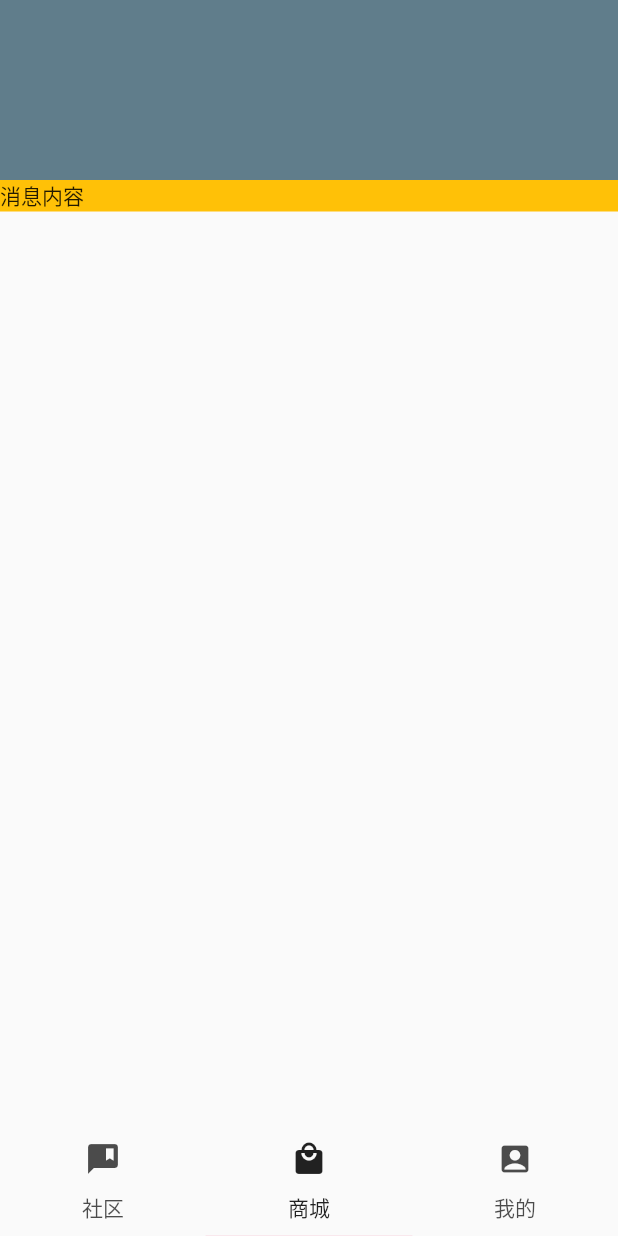
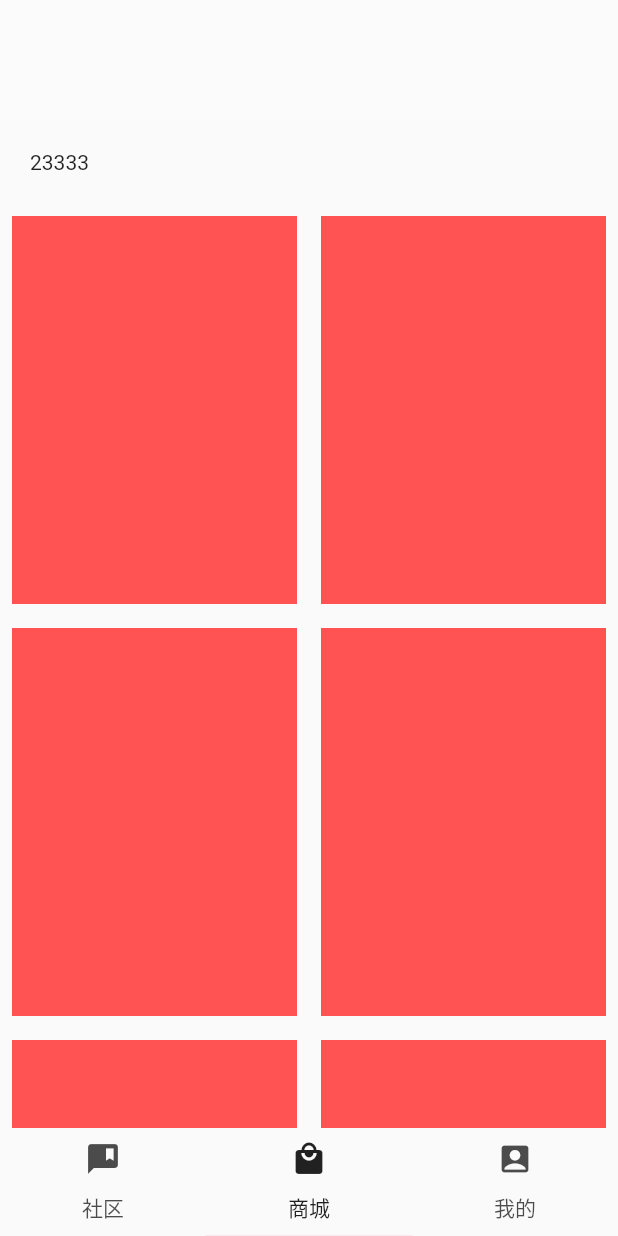
Before and after one commit to InvisibleFuture/flutterbbs, a Flutter app: the screen it shows after launch, item 2 of the bottom bar chosen, on a phone screen of 412 x 824 dp. Run offline on Flutter 3.47's test engine with Material 2 defaults, Android fonts, the light colour scheme and no system bars; our stand-ins replace extended_image; network calls fail.

Commit message:
商城列表

```diff
--- a/lib/pages/home/index.dart
+++ b/lib/pages/home/index.dart
@@ -1,6 +1,6 @@
 import 'package:flutter/material.dart';
 import 'package:flutterbbs/pages/home/threadlist.dart' as threadlist;
-import 'package:flutterbbs/pages/home/message.dart' as message;
+import 'package:flutterbbs/pages/home/market.dart' as market;
 import 'package:flutterbbs/pages/home/account.dart' as account;
 
 class Page extends StatefulWidget {
@@ -27,7 +27,7 @@ class _PageState extends State<Page> with SingleTickerProviderStateMixin {
         controller: tabController,
         children: const [
           threadlist.Page(title: 'xxx'),
-          message.Page(title: 'xxx'),
+          market.Page(title: 'xxx'),
           account.Page(title: 'xxx'),
         ],
       ),
--- /dev/null
+++ b/lib/pages/home/market.dart
@@ -0,0 +1,50 @@
+import 'package:flutter/material.dart';
+
+class Page extends StatefulWidget {
+  const Page({Key? key, required this.title}) : super(key: key);
+  final String title;
+
+  @override
+  State<Page> createState() => _PageState();
+}
+
+class _PageState extends State<Page> {
+  @override
+  Widget build(BuildContext context) {
+    return Material(
+      child: CustomScrollView(
+        slivers: <Widget>[
+          const SliverAppBar(
+            automaticallyImplyLeading: true,
+            backgroundColor: Colors.white12,
+            foregroundColor: Colors.black26,
+            toolbarHeight: 80,
+          ),
+          SliverList(
+            delegate: SliverChildListDelegate(<Widget>[
+              Container(
+                padding: const EdgeInsets.all(20.0),
+                child: const Text('23333'),
+              ),
+            ]),
+          ),
+          SliverGrid(
+            gridDelegate: SliverGridDelegateWithMaxCrossAxisExtent(
+              maxCrossAxisExtent: MediaQuery.of(context).size.width/2, // 子控件最大宽度
+              childAspectRatio: 0.75,                                  // 子控件宽高比例
+              crossAxisSpacing: 0,                                     // 交叉轴间距
+              mainAxisSpacing: 0,                                      // 主轴间距
+            ),
+            delegate: SliverChildBuilderDelegate((BuildContext context, int index) {
+              return Container(
+                height: 80,
+                margin: const EdgeInsets.all(8.0),
+                color: Colors.redAccent,
+              );
+            }),
+          ),
+        ],
+      ),
+    );
+  }
+}
--- a/lib/pages/home/message.dart
+++ /dev/null
@@ -1,28 +0,0 @@
-import 'package:flutter/material.dart';
-//import 'package:flutterbbs/pages/setting.dart' as setting;
-
-class Page extends StatefulWidget {
-  const Page({Key? key, required this.title}) : super(key: key);
-  final String title;
-
-  @override
-  State<Page> createState() => _PageState();
-}
-
-class _PageState extends State<Page> {
-  @override
-  Widget build(BuildContext context) {
-    return ListView(
-      children: [
-        Container(
-          height: 120.0,
-          color: Colors.blueGrey,
-        ),
-        Container(
-          color: Colors.amber,
-          child: const Text('消息内容'),
-        ),
-      ],
-    );
-  }
-}
```
